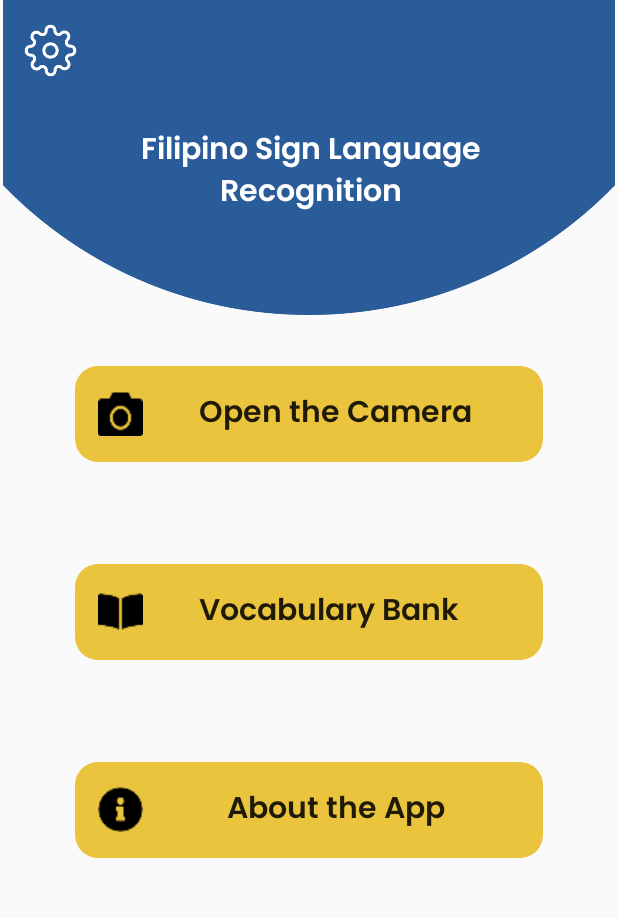
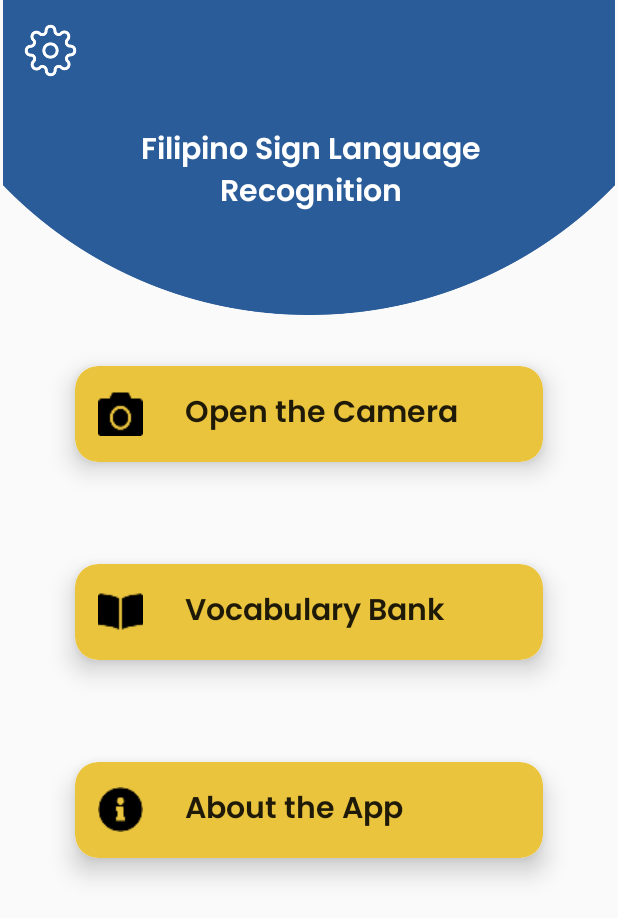
Before and after one commit to jodiira/FSL-recognition-app, an Android app: the screen it shows after launch (MainScreen), on a phone screen of 412 x 824 dp. Shown: the top 918 px of the screen. Run offline under Robolectric (Android 15) with nearby library versions, the phone set to English and light mode, and no system bars.

Commit message:
7_7_2023 about and button shadows update

```diff
--- a/app/src/main/AndroidManifest.xml
+++ b/app/src/main/AndroidManifest.xml
@@ -27,6 +27,9 @@
             android:name=".MainScreen"
             android:exported="true" />
         <activity
+            android:name=".About"
+            android:exported="false"/>
+        <activity
             android:name=".SplashScreen"
             android:exported="true">
             <intent-filter>
--- a/app/src/main/java/com/example/fslrecognitionapp/MainScreen.java
+++ b/app/src/main/java/com/example/fslrecognitionapp/MainScreen.java
@@ -39,6 +39,11 @@ public class MainScreen extends AppCompatActivity {
             startActivity(intent);
         });
 
+        btnAbout.setOnClickListener((v)->{
+            Intent intent = new Intent(MainScreen.this, About.class);
+            startActivity(intent);
+        });
+
 
     }
 }
--- a/app/src/main/res/layout/activity_main_screen.xml
+++ b/app/src/main/res/layout/activity_main_screen.xml
@@ -1,5 +1,5 @@
-<?xml version="1.0" encoding="utf-8"?>
-<androidx.constraintlayout.widget.ConstraintLayout xmlns:android="http://schemas.android.com/apk/res/android"
+<androidx.constraintlayout.widget.ConstraintLayout
+    xmlns:android="http://schemas.android.com/apk/res/android"
     xmlns:app="http://schemas.android.com/apk/res-auto"
     xmlns:tools="http://schemas.android.com/tools"
     android:layout_width="match_parent"
@@ -39,67 +39,86 @@
         app:layout_constraintEnd_toEndOf="parent"
         app:layout_constraintTop_toTopOf="@+id/imageView2" />
 
-
-    <Button
-        android:id="@+id/btnCamera"
+    <androidx.cardview.widget.CardView
+        android:id="@+id/cardViewCamera"
         android:layout_width="0dp"
         android:layout_height="64dp"
         android:layout_marginTop="244dp"
         android:layout_marginHorizontal="50dp"
-        android:text="        Open the Camera"
+        app:cardCornerRadius="15dp"
+        app:cardElevation="10dp"
+        app:layout_constraintStart_toStartOf="parent"
+        app:layout_constraintEnd_toEndOf="parent"
+        app:layout_constraintTop_toTopOf="parent">
+
+        <Button
+            android:id="@+id/btnCamera"
+            android:layout_width="match_parent"
+            android:layout_height="match_parent"
+            android:text="      Open the Camera"
             android:textSize="20dp"
-        android:elevation="8dp"
-        android:paddingVertical="15dp"
-        android:paddingHorizontal="15dp"
             android:textAllCaps="false"
             android:fontFamily="@font/poppins_semibold"
             android:background="@drawable/bg_btnmain"
             android:drawableStart="@drawable/cam_icon"
             android:gravity="start|center_vertical"
-        app:layout_constraintStart_toStartOf="parent"
-        app:layout_constraintEnd_toEndOf="parent"
-        app:layout_constraintTop_toTopOf="parent"/>
+            android:paddingHorizontal="15dp"
+            android:paddingVertical="15dp"/>
+    </androidx.cardview.widget.CardView>
 
-    <Button
-        android:id="@+id/btnVocabBank"
+    <androidx.cardview.widget.CardView
+        android:id="@+id/cardViewVocabBank"
         android:layout_width="0dp"
         android:layout_height="64dp"
         android:layout_marginHorizontal="50dp"
         android:layout_marginTop="68dp"
-        android:background="@drawable/bg_btnmain"
-        android:drawableStart="@drawable/book_icon"
-        android:elevation="20dp"
-        android:fontFamily="@font/poppins_semibold"
-        android:gravity="start|center_vertical"
-        android:paddingHorizontal="15dp"
-        android:paddingVertical="15dp"
-        android:text="        Vocabulary Bank"
-        android:textAllCaps="false"
-        android:textSize="20dp"
+        app:cardCornerRadius="15dp"
+        app:cardElevation="10dp"
         app:layout_constraintEnd_toEndOf="parent"
         app:layout_constraintHorizontal_bias="0.51"
         app:layout_constraintStart_toStartOf="parent"
-        app:layout_constraintTop_toBottomOf="@+id/btnCamera" />
-
+        app:layout_constraintTop_toBottomOf="@+id/cardViewCamera">
 
         <Button
-        android:id="@+id/btnAbout"
+            android:id="@+id/btnVocabBank"
+            android:layout_width="match_parent"
+            android:layout_height="match_parent"
+            android:text="      Vocabulary Bank"
+            android:textSize="20dp"
+            android:textAllCaps="false"
+            android:fontFamily="@font/poppins_semibold"
+            android:background="@drawable/bg_btnmain"
+            android:drawableStart="@drawable/book_icon"
+            android:gravity="start|center_vertical"
+            android:paddingHorizontal="15dp"
+            android:paddingVertical="15dp" />
+    </androidx.cardview.widget.CardView>
+
+    <androidx.cardview.widget.CardView
+        android:id="@+id/cardViewAbout"
         android:layout_width="0dp"
         android:layout_height="64dp"
         android:layout_marginHorizontal="50dp"
         android:layout_marginTop="68dp"
+        app:cardCornerRadius="15dp"
+        app:cardElevation="10dp"
+        app:layout_constraintEnd_toEndOf="parent"
+        app:layout_constraintStart_toStartOf="parent"
+        app:layout_constraintTop_toBottomOf="@+id/cardViewVocabBank">
+
+        <Button
+            android:id="@+id/btnAbout"
+            android:layout_width="match_parent"
+            android:layout_height="match_parent"
+            android:text="      About the App"
+            android:textSize="20dp"
+            android:textAllCaps="false"
+            android:fontFamily="@font/poppins_semibold"
             android:background="@drawable/bg_btnmain"
             android:drawableStart="@drawable/about_icon"
-        android:elevation="20dp"
-        android:fontFamily="@font/poppins_semibold"
             android:gravity="start|center_vertical"
             android:paddingHorizontal="15dp"
-        android:paddingVertical="15dp"
-        android:text="            About the App"
-        android:textAllCaps="false"
-        android:textSize="20dp"
-        app:layout_constraintEnd_toEndOf="parent"
-        app:layout_constraintStart_toStartOf="parent"
-        app:layout_constraintTop_toBottomOf="@+id/btnVocabBank" />
+            android:paddingVertical="15dp" />
+    </androidx.cardview.widget.CardView>
 
 </androidx.constraintlayout.widget.ConstraintLayout>
--- a/app/src/main/res/values/strings.xml
+++ b/app/src/main/res/values/strings.xml
@@ -18,4 +18,5 @@
         <item>Never</item>
         <item>Now</item>
     </string-array>
+
 </resources>
--- a/build.gradle
+++ b/build.gradle
@@ -1,5 +1,5 @@
 // Top-level build file where you can add configuration options common to all sub-projects/modules.
 plugins {
-    id 'com.android.application' version '7.4.2' apply false
-    id 'com.android.library' version '7.4.2' apply false
+    id 'com.android.application' version '7.4.0-alpha01' apply false
+    id 'com.android.library' version '7.4.0-alpha01' apply false
 }
```
Also changed, not shown: app/src/main/java/com/example/fslrecognitionapp/About.java (added, +49 -0 lines), app/src/main/res/drawable/bg_btnvb.xml (+24 -8 lines), app/src/main/res/layout/activity_about_app.xml (added, +55 -0 lines), app/src/main/res/layout/activity_vocab_bank.xml (+39 -9 lines). Lines whose indentation alone changed are shown as unchanged.
